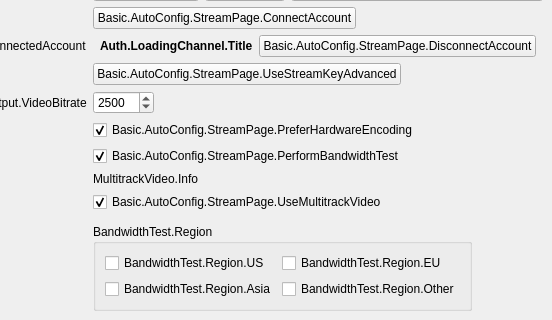
Old version of the form UI/forms/AutoConfigStreamPage.ui in the repository palana/obs-studio; both pictures show x 190 to 742 and y 113 to 433 of the 742 by 433 pixel window.
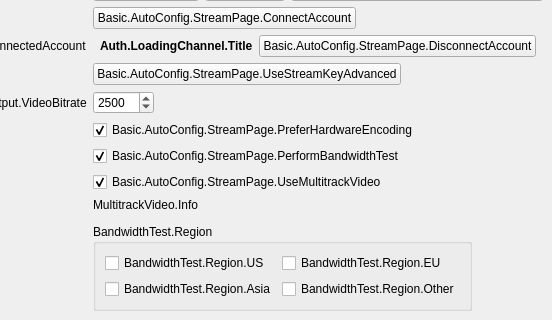
New version of the form. Custom widgets are drawn as their Qt base class.

Commit message: UI: Reorder multitrack video checkbox/text in auto config

Patch:
```diff
--- a/UI/forms/AutoConfigStreamPage.ui
+++ b/UI/forms/AutoConfigStreamPage.ui
@@ -446,6 +446,16 @@
         </widget>
        </item>
        <item row="8" column="1">
+        <widget class="QCheckBox" name="useMultitrackVideo">
+         <property name="text">
+          <string>Basic.AutoConfig.StreamPage.UseMultitrackVideo</string>
+         </property>
+         <property name="checked">
+          <bool>true</bool>
+         </property>
+        </widget>
+       </item>
+       <item row="9" column="1">
         <widget class="QLabel" name="multitrackVideoInfo">
          <property name="text">
           <string>MultitrackVideo.Info</string>
@@ -464,16 +474,6 @@
          </property>
         </widget>
        </item>
-       <item row="9" column="1">
-        <widget class="QCheckBox" name="useMultitrackVideo">
-         <property name="text">
-          <string>Basic.AutoConfig.StreamPage.UseMultitrackVideo</string>
-         </property>
-         <property name="checked">
-          <bool>true</bool>
-         </property>
-        </widget>
-       </item>
        <item row="10" column="1">
         <spacer name="verticalSpacer_2">
          <property name="orientation">
```
